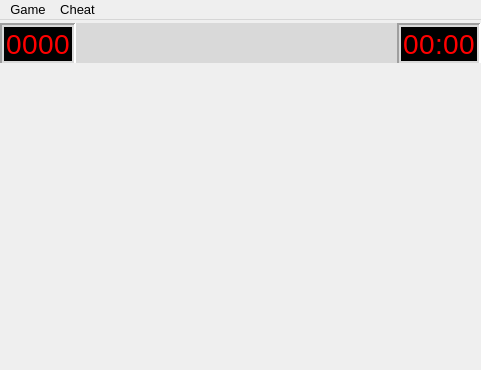
Before: the Qt Designer form mainwindow.ui in q-g-j/qminesweeper, drawn with Qt 5.
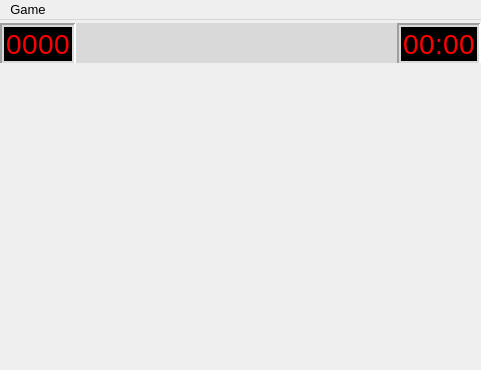
After: the same form once the commit is applied. Icons and pictures are not drawn.

Patch:
```diff
--- a/mainwindow.ui
+++ b/mainwindow.ui
@@ -843,14 +843,7 @@
     <addaction name="actionNew"/>
     <addaction name="actionQuit"/>
    </widget>
-   <widget class="QMenu" name="menuCheat">
-    <property name="title">
-     <string>Cheat</string>
-    </property>
-    <addaction name="actionPlace_Flags"/>
-   </widget>
    <addaction name="menuGame"/>
-   <addaction name="menuCheat"/>
   </widget>
   <action name="actionHow_to_play">
    <property name="text">
```
Left out of the diff: 10 changed lines with no effect on the pictures.
